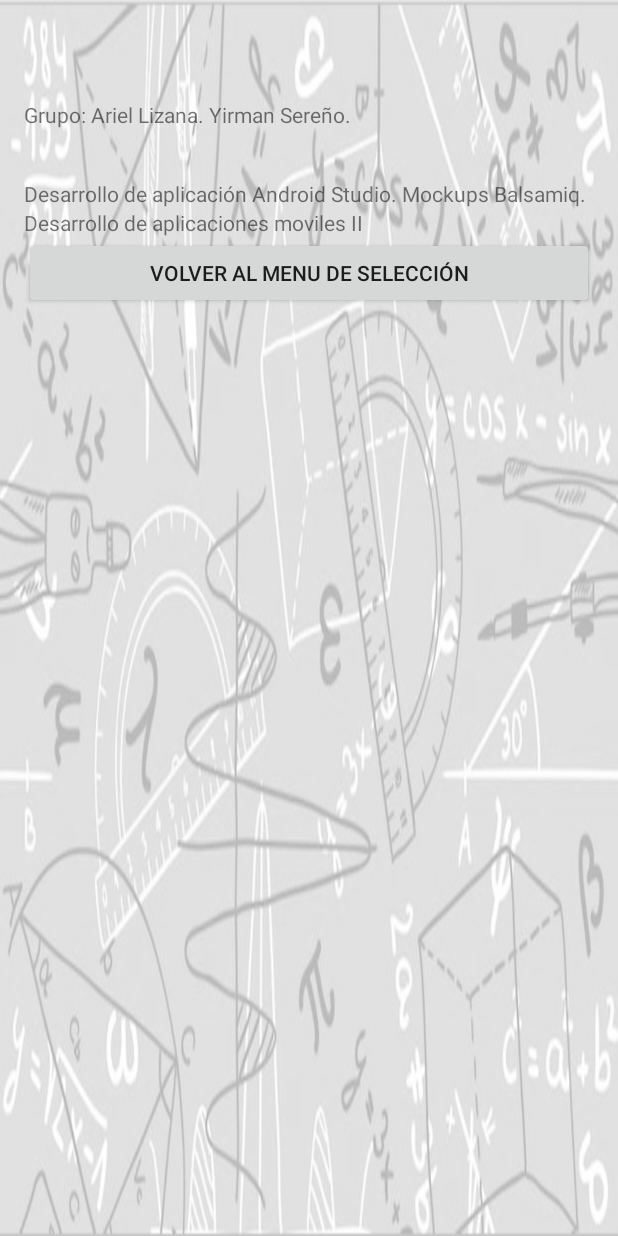
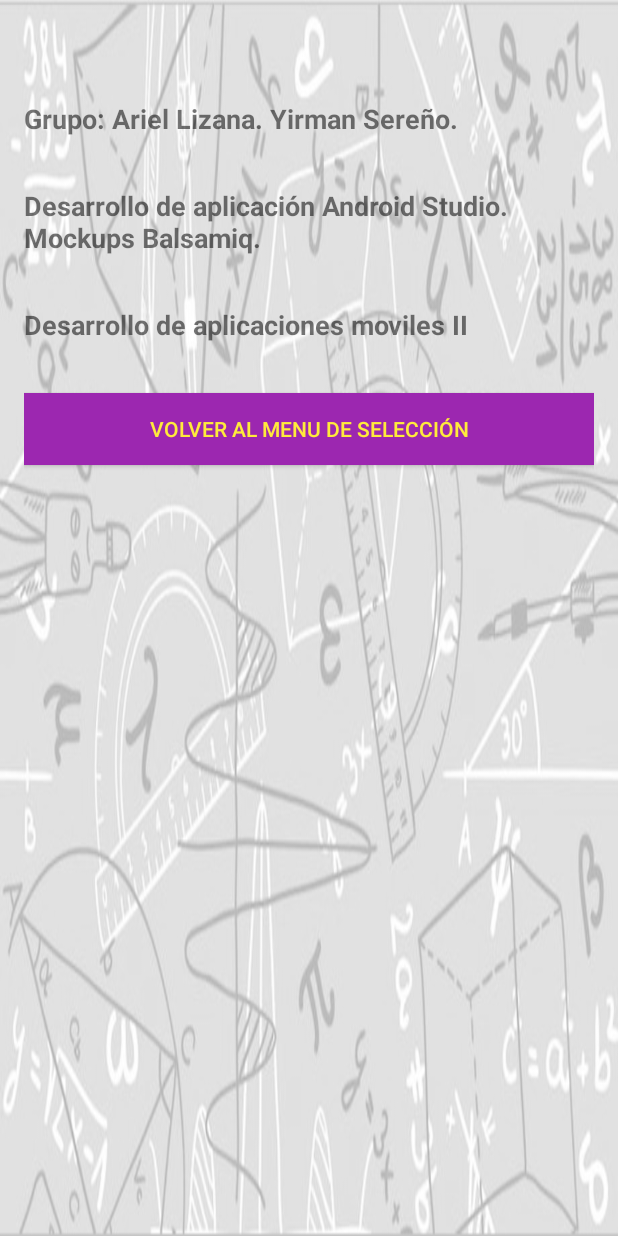
Before and after one commit to cristoferss/GeoCalculadora, an Android app: the layout activity_quienes_somos.xml on its own in the app's theme, with its tools: preview values and no code run, on a phone screen of 412 x 824 dp. Run offline under Robolectric (Android 15) with nearby library versions, the phone set to English and light mode, and no system bars.

Commit message:
Actitivies con calculos parte 3

```diff
--- a/app/src/main/java/com/example/geocal/Circulo.java
+++ b/app/src/main/java/com/example/geocal/Circulo.java
@@ -26,7 +26,7 @@ public class Circulo extends AppCompatActivity {
         //Botones
         btnVolver  = (Button)findViewById(R.id.btnVolver);
         btnVolver  = (Button)findViewById(R.id.btnVolver);
-        //btnCalcular  = (Button)findViewById(R.id.btnCalcular);
+        btnCalcular  = (Button)findViewById(R.id.btnCalcular);
         //Variables de numeros para el calculo
 
         etLadoA = (EditText)findViewById(R.id.etLadoA);
--- a/app/src/main/java/com/example/geocal/Rectangulo.java
+++ b/app/src/main/java/com/example/geocal/Rectangulo.java
@@ -14,7 +14,6 @@ public class Rectangulo extends AppCompatActivity {
     private Button btnVolver;
     private Button btnCalcular;
     private EditText etLadoA, etLadoB;
-    //private TextView textViewResultado;
 
     @Override
     protected void onCreate(Bundle savedInstanceState) {
@@ -26,15 +25,12 @@ public class Rectangulo extends AppCompatActivity {
         //Botones
         btnVolver  = (Button)findViewById(R.id.btnVolver);
         btnVolver  = (Button)findViewById(R.id.btnVolver);
-        //btnCalcular  = (Button)findViewById(R.id.btnCalcular);
+        btnCalcular  = (Button)findViewById(R.id.btnCalcular);
         //Variables de numeros para el calculo
 
         etLadoA = (EditText)findViewById(R.id.etLadoA);
-        //etDiagonal = (EditText)findViewById(R.id.etDiagonal);
         etLadoB = (EditText)findViewById(R.id.etLadoB);
 
-        //Variable resultado
-        //textViewResultado = (TextView)findViewById(R.id.textViewResultado);
 
         btnCalcular.setOnClickListener(new View.OnClickListener() {
             @Override
--- a/app/src/main/java/com/example/geocal/Resultados.java
+++ b/app/src/main/java/com/example/geocal/Resultados.java
@@ -52,7 +52,7 @@ public class Resultados extends AppCompatActivity {
                 textViewPerimetro.setVisibility(View.VISIBLE);
                 textViewDiagonal.setVisibility(View.VISIBLE);
                 break;
-            case "Ractángulo":
+            case "Rectángulo":
                 textViewFigura.setText("Figura: " + figura);
                 textViewArea.setText("Área: " + area);
                 textViewPerimetro.setText("Perímetro: " + perimetro);
--- a/app/src/main/java/com/example/geocal/Rombo.java
+++ b/app/src/main/java/com/example/geocal/Rombo.java
@@ -26,7 +26,7 @@ public class Rombo extends AppCompatActivity {
         //Botones
         btnVolver  = (Button)findViewById(R.id.btnVolver);
         btnVolver  = (Button)findViewById(R.id.btnVolver);
-        //btnCalcular  = (Button)findViewById(R.id.btnCalcular);
+        btnCalcular  = (Button)findViewById(R.id.btnCalcular);
         //Variables de numeros para el calculo
 
         etLadoA = (EditText)findViewById(R.id.etLadoA);
--- a/app/src/main/java/com/example/geocal/Triangulos.java
+++ b/app/src/main/java/com/example/geocal/Triangulos.java
@@ -29,7 +29,7 @@ public class Triangulos extends AppCompatActivity {
         btnEnviar  = (Button)findViewById(R.id.btnEnviar);
         //Botones
         btnVolver  = (Button)findViewById(R.id.btnVolver);
-        //btnCalcular  = (Button)findViewById(R.id.btnCalcular);
+        btnCalcular  = (Button)findViewById(R.id.btnCalcular);
         //Variables de numeros para el calculo
 
         etLadoA = (EditText)findViewById(R.id.etLadoA);
--- a/app/src/main/res/layout/activity_quienes_somos.xml
+++ b/app/src/main/res/layout/activity_quienes_somos.xml
@@ -19,24 +19,34 @@
         android:layout_marginTop="100px"
         android:layout_marginBottom="50px"
         android:autoText="false"
-        android:text="Grupo: Ariel Lizana. Yirman Sereño." />
+        android:text="Grupo: Ariel Lizana. Yirman Sereño."
+        android:textSize="18sp"
+        android:textStyle="bold" />
 
     <TextView
         android:id="@+id/textView8"
         android:layout_width="match_parent"
         android:layout_height="wrap_content"
-        android:text="Desarrollo de aplicación Android Studio. Mockups Balsamiq." />
+        android:layout_marginBottom="50px"
+        android:text="Desarrollo de aplicación Android Studio. Mockups Balsamiq."
+        android:textSize="18sp"
+        android:textStyle="bold" />
 
     <TextView
         android:id="@+id/textView9"
         android:layout_width="match_parent"
         android:layout_height="wrap_content"
-        android:text="Desarrollo de aplicaciones moviles II" />
+        android:layout_marginBottom="50px"
+        android:text="Desarrollo de aplicaciones moviles II"
+        android:textSize="18sp"
+        android:textStyle="bold" />
 
     <Button
         android:id="@+id/btnVolver"
         android:layout_width="match_parent"
         android:layout_height="wrap_content"
-        android:text="@string/ButtonVolver" />
+        android:background="@color/colorVioleta"
+        android:text="@string/ButtonVolver"
+        android:textColor="@color/colorAmarillo" />
 
 </LinearLayout>
```
